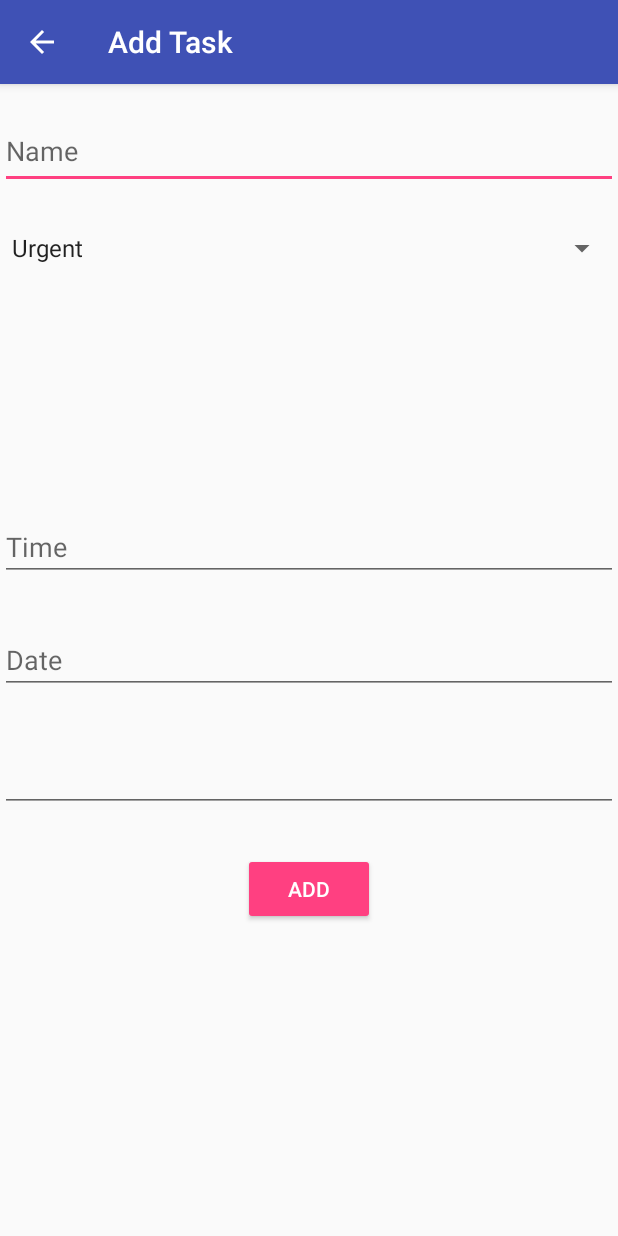
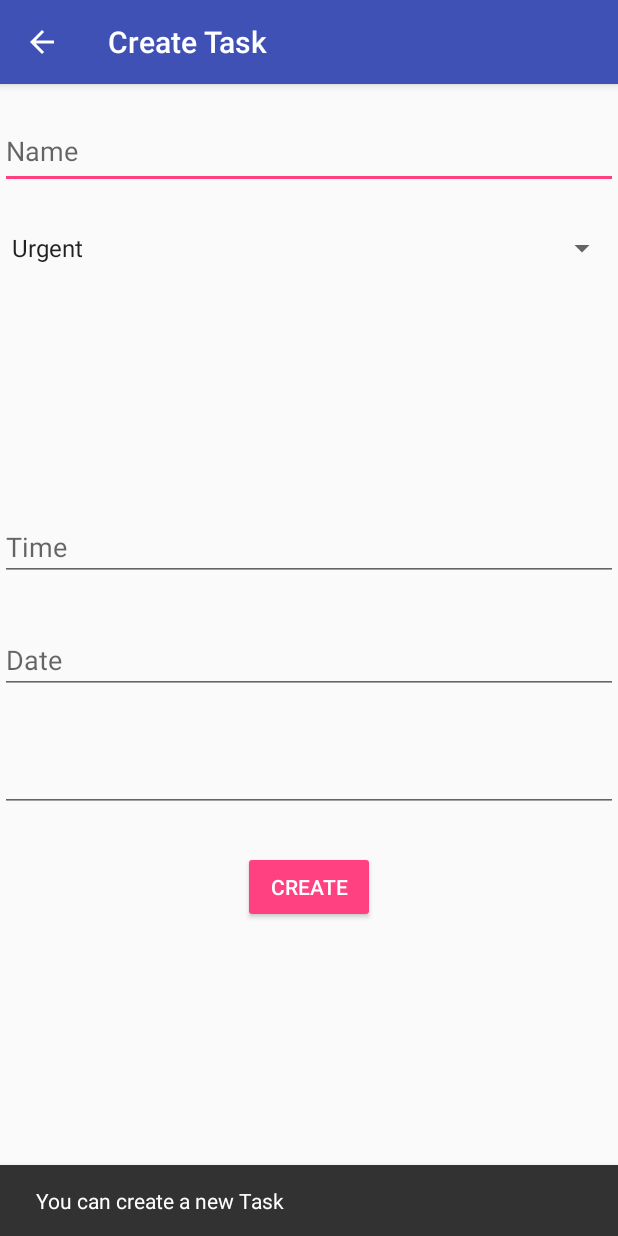
Before and after one commit to carlendev/todo-app, an Android app: the screen it shows after launch (CreateTaskActivity before the commit, TaskActivity after it), after a tap on "Add Task", on a phone screen of 412 x 824 dp. Run offline under Robolectric (Android 15) with nearby library versions, the phone set to English and light mode, and no system bars.

Commit message:
refactor activity task and add custom adapter for task items

```diff
--- a/app/src/main/AndroidManifest.xml
+++ b/app/src/main/AndroidManifest.xml
@@ -16,7 +16,6 @@
                 <category android:name="android.intent.category.LAUNCHER" />
             </intent-filter>
         </activity>
-        <activity android:name=".CreateTaskActivity" />
         <activity android:name=".TaskActivity"></activity>
     </application>
 
--- a/app/src/main/java/com/list/todo/todolist/MainActivity.java
+++ b/app/src/main/java/com/list/todo/todolist/MainActivity.java
@@ -18,7 +18,6 @@ import com.list.todo.todolist.SQL.TaskDBHelper;
 import com.list.todo.todolist.Utils.ViewUtils;
 
 import java.util.ArrayList;
-import java.util.List;
 
 public class MainActivity extends AppCompatActivity {
 
@@ -30,6 +29,9 @@ public class MainActivity extends AppCompatActivity {
     private ArrayList<TaskDB> tasksDB;
 
 
+    /**
+     * @param savedInstanceState
+     */
     @Override
     protected void onCreate(final Bundle savedInstanceState) {
         super.onCreate(savedInstanceState);
@@ -39,25 +41,46 @@ public class MainActivity extends AppCompatActivity {
         updateUI();
     }
 
+    /**
+     *
+     */
+    @Override
+    protected void onDestroy() {
+        super.onDestroy();
+        dbHelper.close();
+    }
+
+    /**
+     * @param menu
+     * @return
+     */
     @Override
     public boolean onCreateOptionsMenu(final Menu menu) {
         getMenuInflater().inflate(R.menu.main_menu, menu);
         return super.onCreateOptionsMenu(menu);
     }
 
+    /**
+     * @param item
+     * @return
+     */
+    // TODO(carlendev) make an only fragment when pass id and when not pass id
     @Override
     public boolean onOptionsItemSelected(final MenuItem item) {
         switch (item.getItemId()) {
             case R.id.add_task_menu:
                 Log.d("Menu Items", "Open Task Create Activity");
-                startActivity(new Intent(this, CreateTaskActivity.class));
+                startActivity(new Intent(this, TaskActivity.class));
                 return true;
             default:
                 return super.onOptionsItemSelected(item);
         }
     }
 
-    // TODO(carlendev) better display of list item urgent and on close date and close hour
+    /**
+     *
+     */
+    // TODO(carlendev) better display of and on close date and close hour
     private void updateUI() {
         tasksDB = TaskDBHelper.getActiveTasks(dbHelper);
         if (taskAdapter == null) {
@@ -70,6 +93,9 @@ public class MainActivity extends AppCompatActivity {
         }
     }
 
+    /**
+     * @param v
+     */
     public void onClickDone(final View v) {
         final View parentRow = (View) v.getParent();
         final ListView listView = (ListView) parentRow.getParent();
@@ -83,6 +109,9 @@ public class MainActivity extends AppCompatActivity {
         updateUI();
     }
 
+    /**
+     * @param v
+     */
     public void onClickItem(final View v) {
         final View parentRow = (View) v.getParent();
         final ListView listView = (ListView) parentRow.getParent();
--- a/app/src/main/java/com/list/todo/todolist/SQL/TaskContract.java
+++ b/app/src/main/java/com/list/todo/todolist/SQL/TaskContract.java
@@ -10,7 +10,6 @@ public class TaskContract {
 
     public static final String DB_NAME = "com.list.todo.db";
 
-    // TODO(carlendev) UPDATE THE FUCKING DATABASE VERSION AFTER EACH CHANGE
     public static final int DB_VERSION = 8;
 
     public class TaskEntry implements BaseColumns {
--- a/app/src/main/java/com/list/todo/todolist/SQL/TaskDBHelper.java
+++ b/app/src/main/java/com/list/todo/todolist/SQL/TaskDBHelper.java
@@ -62,7 +62,7 @@ public class TaskDBHelper {
 
     public static ArrayList<TaskDB> getActiveTasks(final DBHelper dbHelper) {
         final ArrayList<TaskDB> tasksDB = new ArrayList<>();
-        final SQLiteDatabase db = dbHelper.getReadableDatabase();
+            final SQLiteDatabase db = dbHelper.getReadableDatabase();
         final Cursor cursor = getCursor(db);
         while (cursor.moveToNext()) {
             final int idState = cursor.getColumnIndex(TaskContract.TaskEntry.STATE);
--- a/app/src/main/java/com/list/todo/todolist/TaskActivity.java
+++ b/app/src/main/java/com/list/todo/todolist/TaskActivity.java
@@ -15,7 +15,9 @@ import android.widget.Spinner;
 import android.widget.TextView;
 import android.widget.TimePicker;
 
+import com.list.todo.todolist.Factory.TaskFactory;
 import com.list.todo.todolist.POJO.ETaskCategory;
+import com.list.todo.todolist.POJO.Task;
 import com.list.todo.todolist.POJO.TaskDB;
 import com.list.todo.todolist.Utils.ViewUtils;
 import com.list.todo.todolist.SQL.DBHelper;
@@ -23,30 +25,62 @@ import com.list.todo.todolist.SQL.TaskDBHelper;
 import com.list.todo.todolist.validation.TaskValidation;
 import com.list.todo.todolist.validation.Validation;
 
+import java.util.Calendar;
+
 public class TaskActivity extends AppCompatActivity {
 
     private final String ID_TASK = "idTask";
-    private final String ADD_MODE = "Add";
-    private final String EDIT_MODE = "Edit";
+    private static final CharSequence TASK_CREATE = "Create Task";
+    private static final CharSequence CREATE_MODE = "Create";
+    private static final CharSequence ADD_MODE = "Add";
+    private static final CharSequence EDIT_MODE = "Edit";
 
     private DBHelper dbHelper;
     private int taskId;
     private TaskDB task;
+    private boolean inEdit;
 
+    /**
+     * @param savedInstanceState
+     */
     @Override
     protected void onCreate(final Bundle savedInstanceState) {
         super.onCreate(savedInstanceState);
         setContentView(R.layout.activity_task);
         getSupportActionBar().setDisplayHomeAsUpEnabled(true);
         dbHelper = new DBHelper(this);
-        taskId = Integer.parseInt(getIntent().getStringExtra(ID_TASK));
-        task = TaskDBHelper.getTaskById(taskId, dbHelper);
-        ViewUtils.populateSnackBar(task.getName(), this);
-        setTitle(task.getName());
-        ViewUtils.setCategorySpinner(this, false);
-        initTaskFields(task);
+        final String maybeID = getIntent().getStringExtra(ID_TASK);
+        if (maybeID == null) {
+            inEdit = false;
+            ViewUtils.populateSnackBar("You can create a new Task", this);
+            setTitle(TASK_CREATE);
+            ViewUtils.setCategorySpinner(this, true);
+            final Button button = findViewById(R.id.edit_button);
+            button.setText(CREATE_MODE);
+            enableInput(CREATE_MODE);
+        } else {
+            inEdit = true;
+            taskId = Integer.parseInt(getIntent().getStringExtra(ID_TASK));
+            task = TaskDBHelper.getTaskById(taskId, dbHelper);
+            ViewUtils.populateSnackBar(task.getName(), this);
+            ViewUtils.setCategorySpinner(this, false);
+            setTitle(task.getName());
+            initTaskFields(task);
+        }
     }
 
+    /**
+     *
+     */
+    @Override
+    protected void onDestroy() {
+        super.onDestroy();
+        dbHelper.close();
+    }
+
+    /**
+     * @param task
+     */
     @SuppressLint("SetTextI18n")
     private void initTaskFields(final TaskDB task) {
         final TextView name = findViewById(R.id.name_task);
@@ -63,6 +97,10 @@ public class TaskActivity extends AppCompatActivity {
         spinner.setSelection(task.getCategory());
     }
 
+    /**
+     * @param item
+     * @return
+     */
     @Override
     public boolean onOptionsItemSelected(final MenuItem item) {
         switch (item.getItemId()) {
@@ -74,27 +112,36 @@ public class TaskActivity extends AppCompatActivity {
         }
     }
 
-    private void enableInput(final boolean state) {
+    /**
+     * @param mode Current mode of the activity
+     */
+    private void enableInput(final CharSequence mode) {
         final TextView name = findViewById(R.id.name_task);
         final TextView date = findViewById(R.id.date_task);
         final TextView hour = findViewById(R.id.hour_task);
         final TextView description = findViewById(R.id.description_task);
         final Spinner spinner = findViewById(R.id.category_name);
         final Button button = findViewById(R.id.edit_button);
+        final boolean state = mode.equals(ADD_MODE) || mode.equals(CREATE_MODE);
         name.setEnabled(state);
         date.setEnabled(state);
         hour.setEnabled(state);
         description.setEnabled(state);
         spinner.setEnabled(state);
-        if (state) button.setText(ADD_MODE);
-        else button.setText(EDIT_MODE);
+        button.setText(mode);
     }
 
+    /**
+     * @return
+     */
     private String isMode() {
         final Button button = findViewById(R.id.edit_button);
         return button.getText().toString();
     }
 
+    /**
+     *
+     */
     private void add() {
         final String name = ViewUtils.getTextViewObj(R.id.name_task,
                 TaskActivity.this);
@@ -123,9 +170,16 @@ public class TaskActivity extends AppCompatActivity {
         }
     }
 
+    /**
+     * @param v
+     */
     public void onClickHour(final View v) {
         final TextView time = findViewById(R.id.hour_task);
-        final String[] timeArray = task.getTime().split(":");
+        String[] timeArray = new String[2];
+        if (inEdit) timeArray = task.getTime().split(":");
+        final Calendar mCurrentTime = Calendar.getInstance();
+        final int hour = mCurrentTime.get(Calendar.HOUR_OF_DAY);
+        final int minute = mCurrentTime.get(Calendar.MINUTE);
         final TimePickerDialog timePickerDialog = new TimePickerDialog(this,
                 new TimePickerDialog.OnTimeSetListener() {
                     @SuppressLint("SetTextI18n")
@@ -135,13 +189,20 @@ public class TaskActivity extends AppCompatActivity {
                                           final int selectedMinute) {
                         time.setText(selectedHour + ":" + selectedMinute);
                     }
-                }, Integer.parseInt(timeArray[0]), Integer.parseInt(timeArray[1]), true);
+                }, inEdit ? Integer.parseInt(timeArray[0]) : hour,
+                inEdit ? Integer.parseInt(timeArray[1]) : minute,
+                true);
         timePickerDialog.show();
     }
 
     public void onClickDate(final View v) {
         final TextView date = findViewById(R.id.date_task);
-        final String[] dateArray = task.getDate().split("-");
+        String[] dateArray = new String[3];
+        if (inEdit) dateArray = task.getDate().split("-");
+        final Calendar now = Calendar.getInstance();
+        final int year = now.get(Calendar.YEAR);
+        final int month = now.get(Calendar.MONTH);
+        final int day = now.get(Calendar.DAY_OF_MONTH);
         final DatePickerDialog datePickerDialog = new DatePickerDialog(this,
                 new DatePickerDialog.OnDateSetListener() {
                     @SuppressLint("SetTextI18n")
@@ -152,17 +213,52 @@ public class TaskActivity extends AppCompatActivity {
                                           final int dayOfMonth) {
                         date.setText(dayOfMonth + "-" + (monthOfYear + 1) + "-" + year);
                     }
-                }, Integer.parseInt(dateArray[2]),
-                Integer.parseInt(dateArray[1]),
-                Integer.parseInt(dateArray[0]));
+                }, inEdit ? Integer.parseInt(dateArray[2]) : year,
+                inEdit ? Integer.parseInt(dateArray[1]) : month,
+                inEdit ? Integer.parseInt(dateArray[0]) : day);
         datePickerDialog.show();
     }
 
+    /**
+     *
+     */
+    private void create() {
+        final String name = ViewUtils.getTextViewObj(R.id.name_task,
+                TaskActivity.this);
+        final String description = ViewUtils.getTextViewObj(R.id.description_task,
+                TaskActivity.this);
+        final String date = ViewUtils.getTextViewObj(R.id.date_task,
+                TaskActivity.this);
+        final String time = ViewUtils.getTextViewObj(R.id.hour_task,
+                TaskActivity.this);
+        final String category = ((Spinner) findViewById(R.id.category_name))
+                .getSelectedItem()
+                .toString();
+        final Task newTask = TaskFactory.createTask(name,
+                1,
+                ETaskCategory.valueOf(category.toUpperCase()).ordinal(),
+                description,
+                date,
+                time);
+        final Validation validation = new TaskValidation(newTask).validation();
+        if (!validation.isValue()) ViewUtils.populateSnackBar(validation.getMsg(),
+                TaskActivity.this);
+        else {
+            TaskDBHelper.insertTask(newTask, new DBHelper(TaskActivity.this));
+            Log.d("Create Task", "Task to create: " + newTask.getName());
+            startActivity(new Intent(TaskActivity.this, MainActivity.class));
+        }
+    }
+
+    /**
+     * @param v
+     */
     public void onClickEdit(final View v) {
-        if (isMode().equals(EDIT_MODE)) enableInput(true);
+        if (isMode().equals(EDIT_MODE)) enableInput(ADD_MODE);
+        else if (isMode().equals(CREATE_MODE)) create();
         else {
             add();
-            enableInput(false);
+            enableInput(EDIT_MODE);
         }
     }
 }
--- a/app/src/main/res/layout/activity_create_task.xml
+++ /dev/null
@@ -1,76 +0,0 @@
-<?xml version="1.0" encoding="utf-8"?>
-<RelativeLayout xmlns:android="http://schemas.android.com/apk/res/android"
-    xmlns:tools="http://schemas.android.com/tools"
-    android:layout_width="match_parent"
-    android:layout_height="match_parent"
-    tools:context="com.list.todo.todolist.CreateTaskActivity">
-
-    <EditText
-        android:id="@+id/name_task"
-        android:layout_width="match_parent"
-        android:layout_height="50dp"
-        android:layout_alignParentStart="true"
-        android:layout_alignParentTop="true"
-        android:layout_marginTop="20dp"
-        android:ems="15"
-        android:hint="@string/name"
-        android:inputType="textPersonName"
-        tools:layout_editor_absoluteX="0dp"
-        tools:layout_editor_absoluteY="37dp" />
-
-    <Spinner
-        android:id="@+id/category_name"
-        android:layout_width="match_parent"
-        android:layout_height="wrap_content"
-        android:layout_alignParentStart="true"
-        android:layout_below="@+id/name_task"
-        android:layout_marginTop="27dp"
-        tools:layout_editor_absoluteX="0dp"
-        tools:layout_editor_absoluteY="124dp" />
-
-    <EditText
-        android:id="@+id/hour_task"
-        android:layout_width="match_parent"
-        android:layout_height="wrap_content"
-        android:layout_above="@+id/date_task"
-        android:layout_alignParentStart="true"
-        android:layout_marginBottom="30dp"
-        android:ems="10"
-        android:hint="@string/hour"
-        android:onClick="onClickHour"
-        android:inputType="none"
-        android:focusable="false" />
-
-    <EditText
-        android:id="@+id/date_task"
-        android:layout_width="match_parent"
-        android:layout_height="wrap_content"
-        android:layout_alignEnd="@+id/hour_task"
-        android:layout_centerVertical="true"
-        android:ems="10"
-        android:inputType="none"
-        android:focusable="false"
-        android:onClick="onClickDate"
-        android:hint="@string/date" />
-
-    <EditText
-        android:id="@+id/description_task"
-        android:layout_width="match_parent"
-        android:layout_height="wrap_content"
-        android:layout_alignParentStart="true"
-        android:layout_below="@+id/date_task"
-        android:layout_marginTop="33dp"
-        android:ems="10"
-        android:inputType="textMultiLine" />
-
-    <Button
-        android:id="@+id/create_task"
-        style="@style/Widget.AppCompat.Button.Colored"
-        android:layout_width="wrap_content"
-        android:layout_height="wrap_content"
-        android:layout_below="@+id/description_task"
-        android:layout_centerHorizontal="true"
-        android:layout_marginTop="27dp"
-        android:text="@string/add" />
-
-</RelativeLayout>
```
Also changed, not shown: app/src/main/java/com/list/todo/todolist/Adapter/TaskAdapter.java (+24 -7 lines), app/src/main/java/com/list/todo/todolist/CreateTaskActivity.java (deleted, +0 -123 lines).
